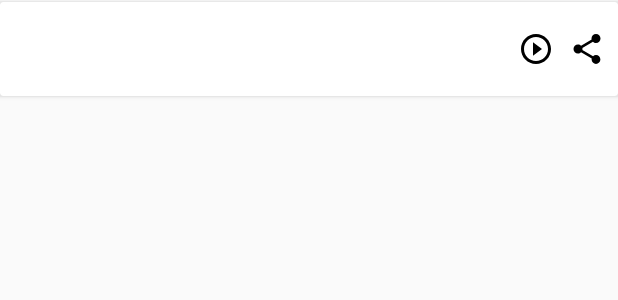
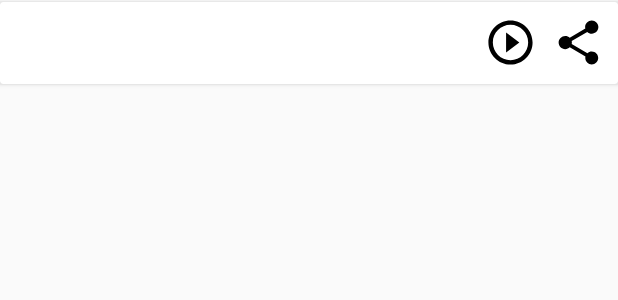
Before and after one commit to mmekhtiev/Audiogram, an Android app: the layout home_list_item.xml on its own in the app's theme, with its tools: preview values and no code run, on a phone screen of 412 x 824 dp. Shown: the top 300 px of the screen. Run offline under Robolectric (Android 15) with nearby library versions, the light colour scheme and no system bars.

Commit message:
Added transcoding.

```diff
--- a/app/src/main/java/com/team/mera/audiogram/HomeScreenAdapter.java
+++ b/app/src/main/java/com/team/mera/audiogram/HomeScreenAdapter.java
@@ -1,9 +1,6 @@
 package com.team.mera.audiogram;
 
 import android.content.Context;
-import android.content.Intent;
-import android.net.Uri;
-import android.os.Environment;
 import android.support.v7.widget.RecyclerView;
 import android.view.LayoutInflater;
 import android.view.View;
@@ -56,7 +53,7 @@ public class HomeScreenAdapter extends RecyclerView.Adapter<HomeScreenAdapter.Vi
             }
         });
 
-        holder.mPlayImage.setImageResource(track.isPlaying() ? R.drawable.ic_stop_black_24dp : R.drawable.ic_play_circle_outline_black_24dp);
+        holder.mPlayImage.setImageResource(track.isPlaying() ? R.drawable.ic_stop_black : R.drawable.ic_play_circle_outline_black);
 
         holder.mPlayImage.setOnClickListener(new View.OnClickListener() {
             @Override
--- a/app/src/main/java/com/team/mera/audiogram/audioprocessing/AudioUtils.java
+++ b/app/src/main/java/com/team/mera/audiogram/audioprocessing/AudioUtils.java
@@ -98,7 +98,7 @@ public class AudioUtils {
         }
     }
 
-    public static void saveSamplesToWAV(byte[] clipData, long sampleRate, String prefix) {
+    public static boolean saveSamplesToWAV(byte[] clipData, long sampleRate, String prefix) {
         try {
             long subChunk1Size = 16;
             int bitsPerSample = 16;
@@ -136,9 +136,13 @@ public class AudioUtils {
             outFile.flush();
             outFile.close();
 
+            return true;
+
         } catch (IOException e) {
             e.printStackTrace();
         }
+
+        return false;
     }
 
     public static File makeDirs(String extension, String prefix, String folder) {
--- a/app/src/main/java/com/team/mera/audiogram/screens/common/TrackDescriptionListener.java
+++ b/app/src/main/java/com/team/mera/audiogram/screens/common/TrackDescriptionListener.java
@@ -1,8 +1,10 @@
 package com.team.mera.audiogram.screens.common;
 
+import com.team.mera.audiogram.models.Track;
 import com.team.mera.audiogram.models.TrackDescription;
 
 import java.util.ArrayList;
+import java.util.List;
 
 /**
  * Created by u01 on 01.07.2017.
@@ -11,4 +13,5 @@ import java.util.ArrayList;
 public interface TrackDescriptionListener {
     void onUpdate(TrackDescription description, int position);
     ArrayList<TrackDescription> getDescriptions();
+    List<Track> getTracks();
 }
--- a/app/src/main/java/com/team/mera/audiogram/screens/composition/CompositionPresenter.java
+++ b/app/src/main/java/com/team/mera/audiogram/screens/composition/CompositionPresenter.java
@@ -1,9 +1,11 @@
 package com.team.mera.audiogram.screens.composition;
 
+import com.team.mera.audiogram.models.Track;
 import com.team.mera.audiogram.models.TrackDescription;
 
 import java.util.ArrayList;
+import java.util.List;
 
 public interface CompositionPresenter {
-    void compose(ArrayList<TrackDescription> list);
+    void compose(List<Track> list);
 }
--- a/app/src/main/res/drawable/ic_play_circle_outline_black_24dp.xml
+++ b/app/src/main/res/drawable/ic_play_circle_outline_black.xml
@@ -1,6 +1,6 @@
 <vector xmlns:android="http://schemas.android.com/apk/res/android"
-        android:width="24dp"
-        android:height="24dp"
+        android:width="35dp"
+        android:height="35dp"
         android:viewportWidth="24.0"
         android:viewportHeight="24.0">
     <path
--- a/app/src/main/res/drawable/ic_stop_black_24dp.xml
+++ b/app/src/main/res/drawable/ic_stop_black.xml
@@ -1,6 +1,6 @@
 <vector xmlns:android="http://schemas.android.com/apk/res/android"
-        android:width="24dp"
-        android:height="24dp"
+        android:width="35dp"
+        android:height="35dp"
         android:viewportWidth="24.0"
         android:viewportHeight="24.0">
     <path
--- a/app/src/main/res/layout/home_list_item.xml
+++ b/app/src/main/res/layout/home_list_item.xml
@@ -25,7 +25,7 @@
                 android:layout_height="wrap_content"
                 android:maxLines="1"
                 android:singleLine="true"
-                android:textSize="24sp"
+                android:textSize="18sp"
                 android:textStyle="bold"
                 android:textColor="@color/primary_text"/>
             <TextView
@@ -47,16 +47,16 @@
 
             <ImageView
                 android:id="@+id/play"
-                android:layout_width="24dp"
-                android:layout_height="24dp"
-                android:src="@drawable/ic_play_circle_outline_black_24dp"
+                android:layout_width="35dp"
+                android:layout_height="35dp"
+                android:src="@drawable/ic_play_circle_outline_black"
                 android:layout_marginRight="10dp"
                 android:tag="stopped"/>
 
             <ImageView
                 android:id="@+id/share"
-                android:layout_width="24dp"
-                android:layout_height="24dp"
+                android:layout_width="35dp"
+                android:layout_height="35dp"
                 android:src="@drawable/ic_share_black_24dp"/>
 
         </LinearLayout>
```
Also changed, not shown: app/src/main/java/com/team/mera/audiogram/audioprocessing/AudioProcessor.java (+22 -22 lines), app/src/main/java/com/team/mera/audiogram/models/Track.java (+23 -0 lines), app/src/main/java/com/team/mera/audiogram/screens/composition/ComposerPresenterImpl.java (+16 -2 lines), app/src/main/java/com/team/mera/audiogram/screens/composition/CompositionFragment.java (+17 -2 lines), app/src/main/java/com/team/mera/audiogram/screens/home/HomeFragment.java (+14 -0 lines), app/src/main/java/com/team/mera/audiogram/widgets/TrackAdapter.java (+8 -0 lines).
